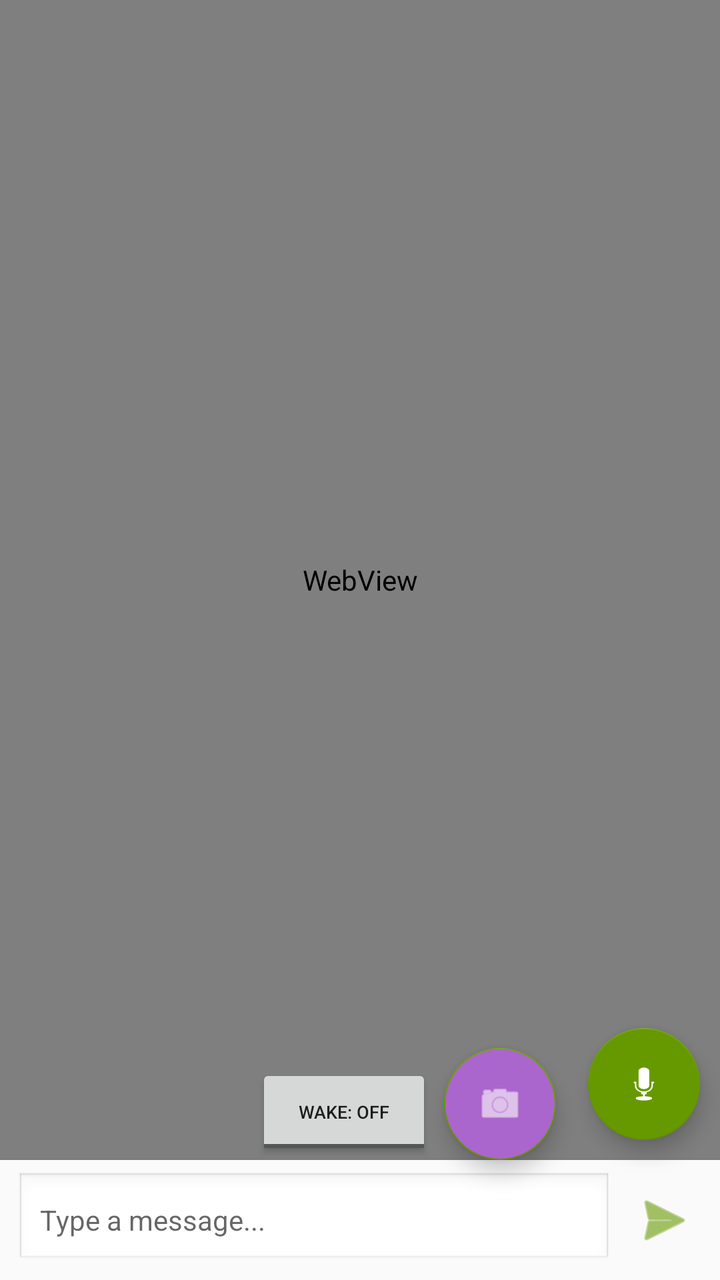
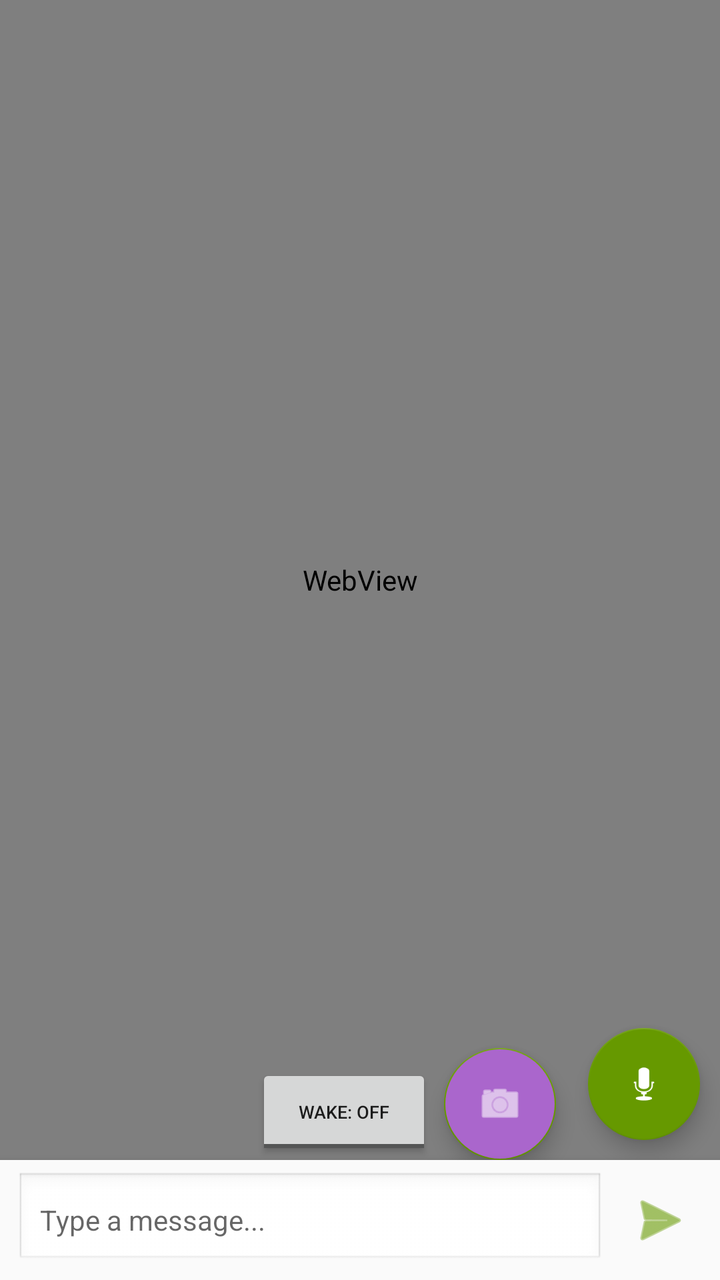

The first picture is an Android layout as it rendered before a commit; the second is the same layout after the commit. The layout source and the unified diff follow.
<!-- AndroidManifest.xml: application theme AppTheme -->
<!-- res/layout/activity_main.xml -->
<?xml version="1.0" encoding="utf-8"?>
<RelativeLayout xmlns:android="http://schemas.android.com/apk/res/android"
    android:layout_width="match_parent"
    android:layout_height="match_parent"
    android:background="@android:color/background_light">

    
    <WebView
        android:id="@+id/webView"
        android:layout_width="match_parent"
        android:layout_height="match_parent"
        android:layout_above="@+id/inputBar" />

    
    <LinearLayout
        android:id="@+id/errorView"
        android:layout_width="match_parent"
        android:layout_height="match_parent"
        android:orientation="vertical"
        android:gravity="center"
        android:visibility="gone"
        android:padding="24dp"
        android:background="@android:color/background_light">

        <TextView
            android:layout_width="wrap_content"
            android:layout_height="wrap_content"
            android:text="⚠️ Cannot connect to Hermes"
            android:textSize="18sp"
            android:textStyle="bold"
            android:layout_marginBottom="12dp" />

        <TextView
            android:id="@+id/errorText"
            android:layout_width="wrap_content"
            android:layout_height="wrap_content"
            android:text="Make sure dashboard is running on port 9119"
            android:textSize="13sp"
            android:gravity="center"
            android:layout_marginBottom="20dp" />

        <Button
            android:id="@+id/retryButton"
            android:layout_width="wrap_content"
            android:layout_height="wrap_content"
            android:text="Retry"
            android:textSize="14sp" />
    </LinearLayout>

    
    <LinearLayout
        android:id="@+id/inputBar"
        android:layout_width="match_parent"
        android:layout_height="wrap_content"
        android:layout_alignParentBottom="true"
        android:orientation="horizontal"
        android:gravity="center_vertical"
        android:paddingStart="8dp"
        android:paddingEnd="8dp"
        android:paddingTop="6dp"
        android:paddingBottom="6dp"
        android:background="?android:attr/windowBackground"
        android:elevation="4dp">

        <EditText
            android:id="@+id/messageInput"
            android:layout_width="0dp"
            android:layout_height="wrap_content"
            android:layout_weight="1"
            android:hint="Type a message..."
            android:textSize="14sp"
            android:inputType="textCapSentences|textAutoCorrect"
            android:maxLines="3"
            android:minLines="1"
            android:paddingStart="12dp"
            android:paddingEnd="12dp"
            android:paddingTop="10dp"
            android:paddingBottom="10dp"
            android:background="@android:drawable/edit_text"
            android:layout_marginEnd="6dp" />

        <ImageButton
            android:id="@+id/sendButton"
            android:layout_width="40dp"
            android:layout_height="40dp"
            android:src="@android:drawable/ic_menu_send"
            android:background="?android:attr/selectableItemBackgroundBorderless"
            android:tint="@android:color/holo_green_dark"
            android:contentDescription="Send" />
    </LinearLayout>

    
    <com.google.android.material.floatingactionbutton.FloatingActionButton
        android:id="@+id/voiceButton"
        android:layout_width="wrap_content"
        android:layout_height="wrap_content"
        android:layout_above="@id/inputBar"
        android:layout_alignParentEnd="true"
        android:layout_margin="10dp"
        android:src="@android:drawable/ic_btn_speak_now"
        android:contentDescription="Voice Input"
        android:tint="@android:color/white"
        android:backgroundTint="@android:color/holo_green_dark" />

    
    <com.google.android.material.floatingactionbutton.FloatingActionButton
        android:id="@+id/screenshotButton"
        android:layout_width="wrap_content"
        android:layout_height="wrap_content"
        android:layout_above="@id/inputBar"
        android:layout_toStartOf="@id/voiceButton"
        android:layout_marginEnd="6dp"
        android:layout_marginBottom="0dp"
        android:src="@android:drawable/ic_menu_camera"
        android:contentDescription="Screenshot"
        android:tint="@android:color/white"
        android:backgroundTint="@android:color/holo_purple" />

    
    <ToggleButton
        android:id="@+id/wakeWordToggle"
        android:layout_width="wrap_content"
        android:layout_height="wrap_content"
        android:layout_above="@id/inputBar"
        android:layout_toStartOf="@id/screenshotButton"
        android:layout_marginEnd="6dp"
        android:textOn="Wake: ON"
        android:textOff="Wake: OFF"
        android:textSize="9sp"
        android:padding="6dp" />

</RelativeLayout>
<!-- resources referenced by this layout -->
<resources>
  <style name="AppTheme" parent="Theme.AppCompat.Light.NoActionBar">
          <item name="colorPrimary">@android:color/holo_green_dark</item>
          <item name="colorPrimaryDark">@android:color/holo_green_dark</item>
          <item name="colorAccent">@android:color/holo_green_dark</item>
      </style>
</resources>

<!-- the commit's change to res/layout/activity_main.xml (unified diff, before → after) -->
@@ -9,7 +9,8 @@
         android:id="@+id/webView"
         android:layout_width="match_parent"
         android:layout_height="match_parent"
-        android:layout_above="@+id/inputBar" />
+        android:layout_above="@id/inputBar"
+        android:layout_alignParentTop="true" />
 
     
     <LinearLayout
@@ -60,7 +61,7 @@
         android:paddingTop="6dp"
         android:paddingBottom="6dp"
         android:background="?android:attr/windowBackground"
-        android:elevation="4dp">
+        android:elevation="8dp">
 
         <EditText
             android:id="@+id/messageInput"
@@ -81,8 +82,8 @@
 
         <ImageButton
             android:id="@+id/sendButton"
-            android:layout_width="40dp"
-            android:layout_height="40dp"
+            android:layout_width="44dp"
+            android:layout_height="44dp"
             android:src="@android:drawable/ic_menu_send"
             android:background="?android:attr/selectableItemBackgroundBorderless"
             android:tint="@android:color/holo_green_dark"
